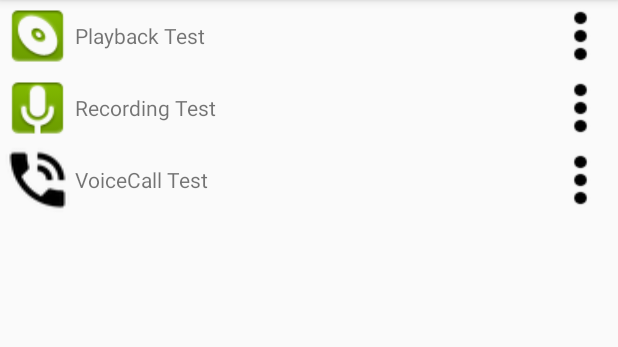
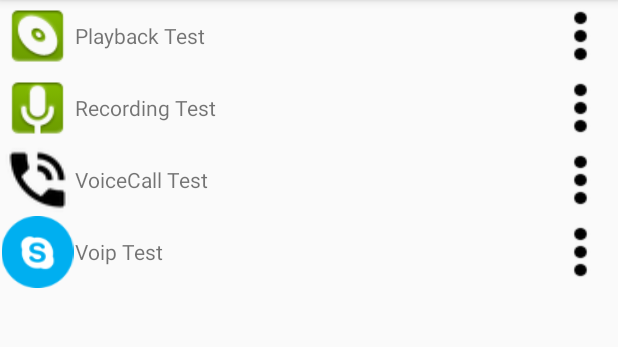
Before and after one commit to elevenxiang/MultimediaTestTool, an Android app: the screen it shows after launch (MainActivity), on a phone screen of 412 x 824 dp, the part 84-431 px from its top. Run offline under Robolectric (Android 15) with nearby library versions, the phone set to English and light mode, and no system bars.

Commit message:
add voip test case .

```diff
--- a/app/src/main/AndroidManifest.xml
+++ b/app/src/main/AndroidManifest.xml
@@ -4,8 +4,8 @@
 
     <uses-permission android:name="android.permission.READ_EXTERNAL_STORAGE" />
     <uses-permission android:name="android.permission.WRITE_EXTERNAL_STORAGE" />
+    <uses-permission android:name="android.permission.RECORD_AUDIO" />
 
-    <uses-permission android:name="android.permission.RECORD_AUDIO"/>
     <application
         android:name=".App"
         android:allowBackup="true"
@@ -33,7 +33,9 @@
         <activity
             android:name=".VoiceCallTestActivity"
             android:label="VoiceCallTestActivity" />
-
+        <activity
+            android:name=".VoipCallActivity"
+            android:label="VoipCallActivity" />
     </application>
 
 </manifest>
--- a/app/src/main/res/layout/activity_main.xml
+++ b/app/src/main/res/layout/activity_main.xml
@@ -96,6 +96,34 @@
                 android:background="@mipmap/detail"/>
         </LinearLayout>
 
+
+        <!-- VoIP test item layout -->
+        <LinearLayout
+            android:layout_width="match_parent"
+            android:layout_height="wrap_content"
+            android:orientation="horizontal"
+            android:id="@+id/voip_call_layout">
+
+            <ImageView
+                android:id="@+id/voip_call_icon"
+                android:layout_width="50dp"
+                android:layout_height="match_parent"
+                android:src="@mipmap/voip_calls" />
+
+            <TextView
+                android:layout_weight="1"
+                android:layout_width="match_parent"
+                android:layout_height="match_parent"
+                android:gravity="center_vertical"
+                android:id="@+id/VoipCallTitle"
+                android:textAllCaps="false"
+                android:text="@string/voip_call_title"/>
+            <Button
+                android:layout_width="50dp"
+                android:layout_height="match_parent"
+                android:id="@+id/VoipCallDetail"
+                android:background="@mipmap/detail"/>
+        </LinearLayout>
     </LinearLayout>
 
 </ScrollView>
--- a/app/src/main/res/values/strings.xml
+++ b/app/src/main/res/values/strings.xml
@@ -29,4 +29,7 @@
     <string name="Receiver">Earpiece</string>
     <string name="BTSCO">BT SCO</string>
     <string name="testTips">Please switch output devices during phone call</string>
+
+    <string name="voip_call_title">Voip Test</string>
+    <string name="hint_for_voip_call">Please input contact name</string>
 </resources>
```
Also changed, not shown: app/src/main/assets/results.xml (+7 -0 lines), app/src/main/java/com/htc/eleven/multimediatesttool/CellData.java (+7 -2 lines), app/src/main/java/com/htc/eleven/multimediatesttool/MainActivity.java (+9 -0 lines), app/src/main/java/com/htc/eleven/multimediatesttool/VoipCallActivity.java (added, +109 -0 lines), app/src/main/res/layout/activity_voip_call.xml (added, +84 -0 lines), app/src/main/res/mipmap-xhdpi/voip_calls.png (added), 1 other file.
